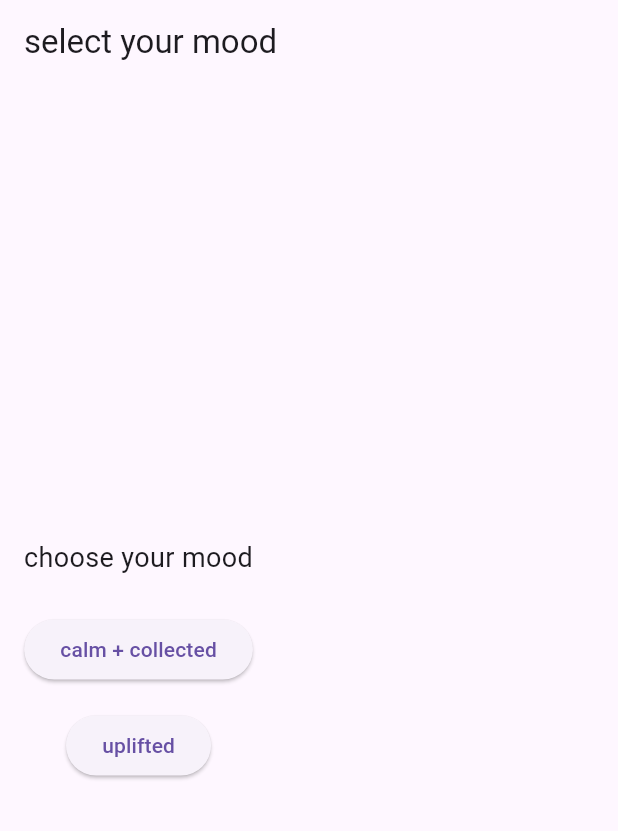
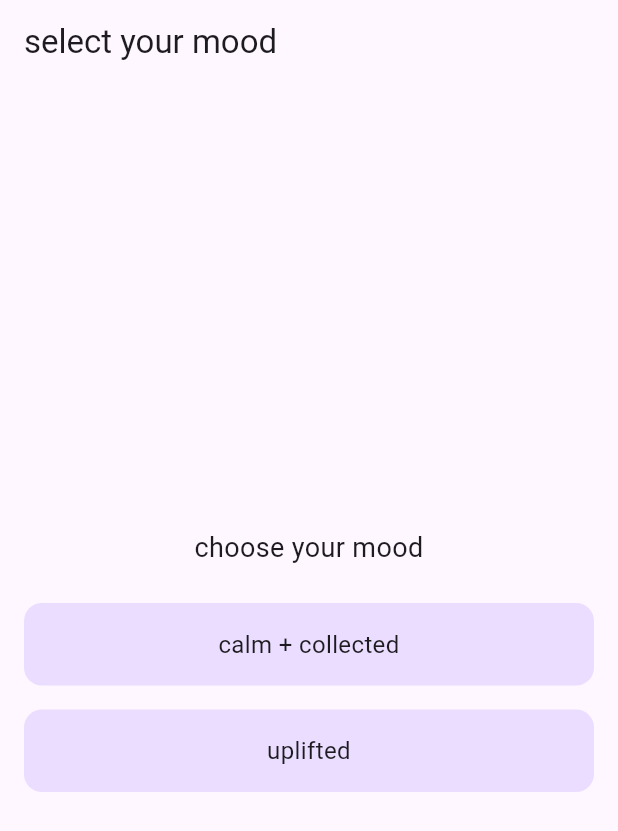
Before and after one commit to rejoicephilip/harmonylink, a Flutter app: the screen it shows after launch, on a phone screen of 412 x 824 dp. Shown: the top 831 px of the screen. Run offline on Flutter 3.47's test engine with Material 3 defaults, Android fonts, the phone set to English and light mode, and no system bars; our stand-ins replace cloud_firestore, firebase_auth, firebase_core; accounts and stored records are empty; network calls fail.

Commit message:
mood button UI

```diff
--- a/lib/widgets/mood_button.dart
+++ b/lib/widgets/mood_button.dart
@@ -1,6 +1,6 @@
 import 'package:flutter/material.dart';
 
-class MoodButton extends StatelessWidget{
+class MoodButton extends StatefulWidget{
   final String label;
   final String mood;
 
@@ -11,12 +11,59 @@
   });
 
   @override
+  State<MoodButton> createState() => _MoodButtonState();
+}
+
+class _MoodButtonState extends State<MoodButton> {
+  double _scale = 1.0;
+
+  void _setScale(bool down) {
+    void _setScale (bool down) {
+      if (down == true) {
+      _scale = 0.95;
+    } else {
+      _scale = 1.0;
+    }
+
+    setState(() {});
+      }
+  }
+
+  void _goToCreate(){
+    Navigator.pushNamed(
+      context,
+      '/createPlaylist',
+      arguments: widget.mood,
+    );
+  }
+
+  @override
   Widget build(BuildContext context) {
-    return ElevatedButton(
-      onPressed: () {
-        Navigator.pop(context, mood);
-      },
-       child: Text(label),
-       );
+    return AnimatedScale(
+      scale: _scale,
+      duration: const Duration(
+        milliseconds: 120
+      ),
+      child: InkWell(
+      onTap: _goToCreate,
+      onTapDown: (_) => _setScale(true),
+      onTapUp: (_) => _setScale(false),
+      onTapCancel: () => _setScale(false),
+      borderRadius: BorderRadius.circular(12),
+      child: Container(
+        width: double.infinity,
+        padding: const EdgeInsets.symmetric(vertical: 16, horizontal: 20),
+        decoration: BoxDecoration(
+          borderRadius: BorderRadius.circular(12),
+          color: Theme.of(context).colorScheme.primaryContainer,
+        ),
+        child: Text(
+          widget.label,
+          textAlign: TextAlign.center,
+          style: const TextStyle(fontSize: 16),
+        ),
+      ),
+      ),
+    );
   }
 }
```
